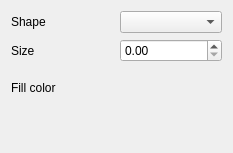
This is SuSto-Engine-QT/shape.ui in SimonStoyanov/SuSto-Engine-QT as Qt 5 draws it before an edit. The edited form follows.
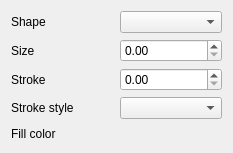
This is the edited form.

Commit message: Working on component shape

The edit to the form file:
```diff
--- a/SuSto-Engine-QT/shape.ui
+++ b/SuSto-Engine-QT/shape.ui
@@ -48,6 +48,34 @@
      </item>
     </layout>
    </item>
+   <item>
+    <layout class="QHBoxLayout" name="horizontalLayout">
+     <item>
+      <widget class="QLabel" name="label_4">
+       <property name="text">
+        <string>Stroke</string>
+       </property>
+      </widget>
+     </item>
+     <item>
+      <widget class="QDoubleSpinBox" name="doubleSpinBox_2"/>
+     </item>
+    </layout>
+   </item>
+   <item>
+    <layout class="QHBoxLayout" name="horizontalLayout_2">
+     <item>
+      <widget class="QLabel" name="label_5">
+       <property name="text">
+        <string>Stroke style</string>
+       </property>
+      </widget>
+     </item>
+     <item>
+      <widget class="QComboBox" name="comboBox_2"/>
+     </item>
+    </layout>
+   </item>
    <item>
     <layout class="QHBoxLayout" name="scl_layout">
      <property name="topMargin">
@@ -62,22 +90,6 @@
      </item>
     </layout>
    </item>
-   <item>
-    <spacer name="verticalSpacer">
-     <property name="orientation">
-      <enum>Qt::Vertical</enum>
-     </property>
-     <property name="sizeType">
-      <enum>QSizePolicy::Fixed</enum>
-     </property>
-     <property name="sizeHint" stdset="0">
-      <size>
-       <width>20</width>
-       <height>34</height>
-      </size>
-     </property>
-    </spacer>
-   </item>
   </layout>
  </widget>
  <resources/>
```
Left out of the diff: 2 changed lines with no effect on the pictures. The commit also changes 9 other files.
